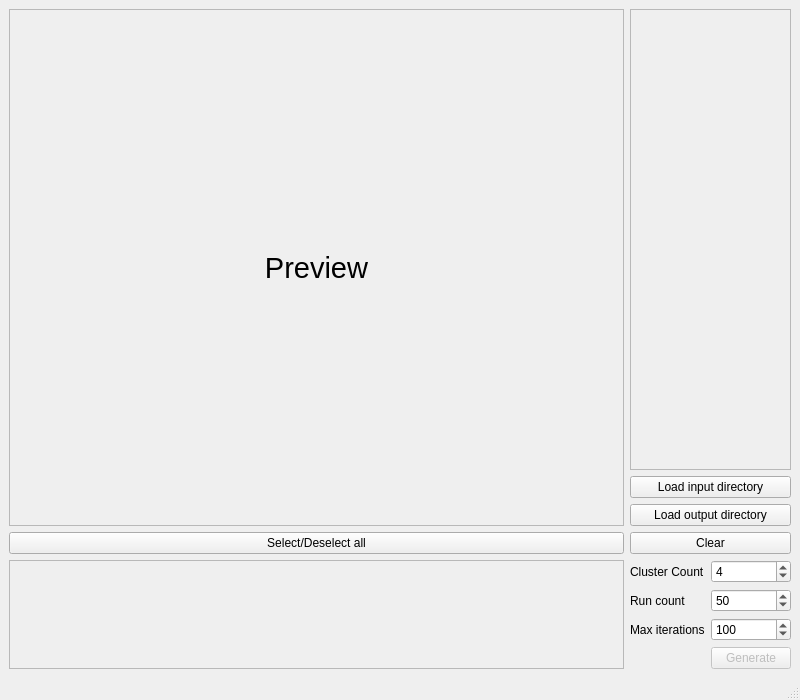
This is mainwindow.ui in HaldiH/tat as Qt 5 draws it before an edit. The edited form follows.
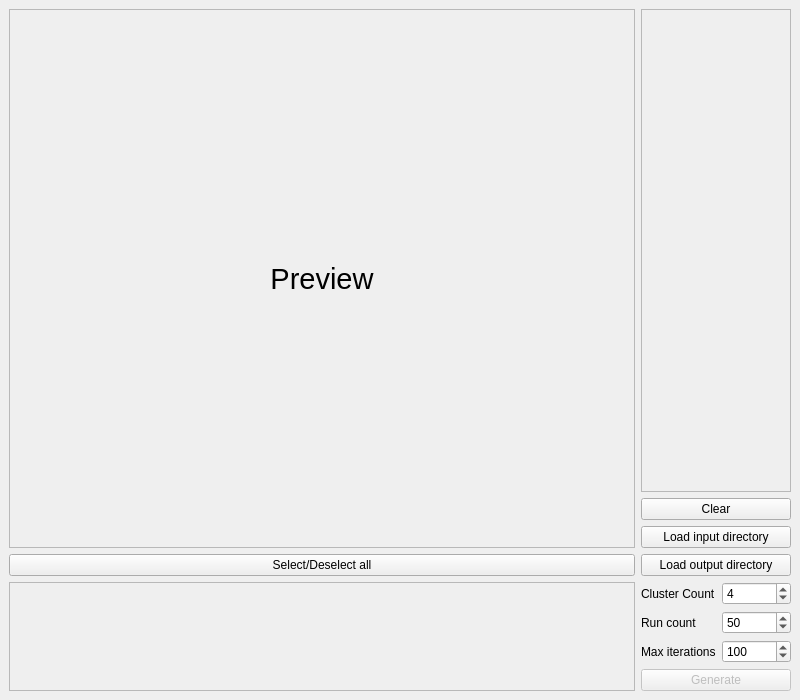
This is the edited form.

Patch:
```diff
--- a/mainwindow.ui
+++ b/mainwindow.ui
@@ -10,6 +10,12 @@
     <height>700</height>
    </rect>
   </property>
+  <property name="sizePolicy">
+   <sizepolicy hsizetype="Maximum" vsizetype="Preferred">
+    <horstretch>0</horstretch>
+    <verstretch>0</verstretch>
+   </sizepolicy>
+  </property>
   <property name="windowTitle">
    <string>MainWindow</string>
   </property>
@@ -32,38 +38,24 @@
    <property name="autoFillBackground">
     <bool>false</bool>
    </property>
-   <layout class="QGridLayout" name="gridLayout" rowstretch="0,0,0,0,0,0,0,0,0,0,0,0">
+   <layout class="QGridLayout" name="gridLayout" rowstretch="0,0,0,0,0,0,0,0,0,0,0,0,0">
     <property name="leftMargin">
      <number>9</number>
     </property>
-    <item row="2" column="6">
-     <widget class="QScrollArea" name="scrollAreaDst">
-      <property name="sizePolicy">
-       <sizepolicy hsizetype="Minimum" vsizetype="Expanding">
-        <horstretch>0</horstretch>
-        <verstretch>0</verstretch>
-       </sizepolicy>
+    <item row="3" column="6">
+     <widget class="QPushButton" name="buttonClearGenerated">
+      <property name="minimumSize">
+       <size>
+        <width>20</width>
+        <height>0</height>
+       </size>
       </property>
-      <property name="horizontalScrollBarPolicy">
-       <enum>Qt::ScrollBarAlwaysOff</enum>
+      <property name="text">
+       <string>Clear</string>
       </property>
-      <property name="widgetResizable">
-       <bool>true</bool>
-      </property>
-      <widget class="QWidget" name="scrollAreaWidgetContentsDst">
-       <property name="geometry">
-        <rect>
-         <x>0</x>
-         <y>0</y>
-         <width>386</width>
-         <height>265</height>
-        </rect>
-       </property>
-       <layout class="QVBoxLayout" name="verticalLayout"/>
-      </widget>
      </widget>
     </item>
-    <item row="11" column="6">
+    <item row="12" column="6">
      <layout class="QFormLayout" name="formLayout">
       <property name="verticalSpacing">
        <number>6</number>
@@ -71,7 +63,7 @@
       <item row="0" column="0">
        <widget class="QLabel" name="labelClusterCount">
         <property name="sizePolicy">
-         <sizepolicy hsizetype="Preferred" vsizetype="Minimum">
+         <sizepolicy hsizetype="Preferred" vsizetype="Preferred">
           <horstretch>0</horstretch>
           <verstretch>0</verstretch>
          </sizepolicy>
@@ -83,12 +75,21 @@
       </item>
       <item row="0" column="1">
        <widget class="QSpinBox" name="clusterCount">
+        <property name="sizePolicy">
+         <sizepolicy hsizetype="Preferred" vsizetype="Preferred">
+          <horstretch>0</horstretch>
+          <verstretch>0</verstretch>
+         </sizepolicy>
+        </property>
         <property name="suffix">
          <string/>
         </property>
         <property name="prefix">
          <string/>
         </property>
+        <property name="maximum">
+         <number>1000</number>
+        </property>
         <property name="value">
          <number>4</number>
         </property>
@@ -96,6 +97,12 @@
       </item>
       <item row="1" column="0">
        <widget class="QLabel" name="labelRunCount">
+        <property name="sizePolicy">
+         <sizepolicy hsizetype="Preferred" vsizetype="Preferred">
+          <horstretch>0</horstretch>
+          <verstretch>0</verstretch>
+         </sizepolicy>
+        </property>
         <property name="text">
          <string>Run count</string>
         </property>
@@ -103,6 +110,15 @@
       </item>
       <item row="1" column="1">
        <widget class="QSpinBox" name="runCount">
+        <property name="sizePolicy">
+         <sizepolicy hsizetype="Preferred" vsizetype="Preferred">
+          <horstretch>0</horstretch>
+          <verstretch>0</verstretch>
+         </sizepolicy>
+        </property>
+        <property name="maximum">
+         <number>1000</number>
+        </property>
         <property name="value">
          <number>50</number>
         </property>
@@ -111,7 +127,7 @@
       <item row="2" column="0">
        <widget class="QLabel" name="label">
         <property name="sizePolicy">
-         <sizepolicy hsizetype="Minimum" vsizetype="Preferred">
+         <sizepolicy hsizetype="Preferred" vsizetype="Preferred">
           <horstretch>0</horstretch>
           <verstretch>0</verstretch>
          </sizepolicy>
@@ -123,19 +139,31 @@
       </item>
       <item row="2" column="1">
        <widget class="QSpinBox" name="maxIterCount">
+        <property name="sizePolicy">
+         <sizepolicy hsizetype="Preferred" vsizetype="Preferred">
+          <horstretch>0</horstretch>
+          <verstretch>0</verstretch>
+         </sizepolicy>
+        </property>
         <property name="maximum">
-         <number>10000</number>
+         <number>1000</number>
         </property>
         <property name="value">
          <number>100</number>
         </property>
        </widget>
       </item>
-      <item row="3" column="1">
+      <item row="3" column="0" colspan="2">
        <widget class="QPushButton" name="buttonGenerate">
         <property name="enabled">
          <bool>false</bool>
         </property>
+        <property name="sizePolicy">
+         <sizepolicy hsizetype="Preferred" vsizetype="Preferred">
+          <horstretch>0</horstretch>
+          <verstretch>0</verstretch>
+         </sizepolicy>
+        </property>
         <property name="text">
          <string>Generate</string>
         </property>
@@ -149,7 +177,40 @@
       </item>
      </layout>
     </item>
-    <item row="11" column="0">
+    <item row="2" column="6">
+     <widget class="QScrollArea" name="scrollAreaDst">
+      <property name="sizePolicy">
+       <sizepolicy hsizetype="Minimum" vsizetype="Expanding">
+        <horstretch>0</horstretch>
+        <verstretch>0</verstretch>
+       </sizepolicy>
+      </property>
+      <property name="minimumSize">
+       <size>
+        <width>150</width>
+        <height>0</height>
+       </size>
+      </property>
+      <property name="horizontalScrollBarPolicy">
+       <enum>Qt::ScrollBarAlwaysOff</enum>
+      </property>
+      <property name="widgetResizable">
+       <bool>true</bool>
+      </property>
+      <widget class="QWidget" name="scrollAreaWidgetContentsDst">
+       <property name="geometry">
+        <rect>
+         <x>0</x>
+         <y>0</y>
+         <width>180</width>
+         <height>451</height>
+        </rect>
+       </property>
+       <layout class="QVBoxLayout" name="verticalLayout"/>
+      </widget>
+     </widget>
+    </item>
+    <item row="12" column="0">
      <widget class="QScrollArea" name="scrollAreaSrc">
       <property name="sizePolicy">
        <sizepolicy hsizetype="Expanding" vsizetype="Minimum">
@@ -160,7 +221,7 @@
       <property name="minimumSize">
        <size>
         <width>0</width>
-        <height>100</height>
+        <height>0</height>
        </size>
       </property>
       <property name="verticalScrollBarPolicy">
@@ -174,61 +235,15 @@
         <rect>
          <x>0</x>
          <y>0</y>
-         <width>386</width>
-         <height>265</height>
+         <width>592</width>
+         <height>125</height>
         </rect>
        </property>
        <layout class="QHBoxLayout" name="horizontalLayout"/>
       </widget>
      </widget>
     </item>
-    <item row="5" column="0">
-     <widget class="QPushButton" name="buttonCheckUncheck">
-      <property name="text">
-       <string>Select/Deselect all</string>
-      </property>
-     </widget>
-    </item>
-    <item row="5" column="6">
-     <widget class="QPushButton" name="buttonClearGenerated">
-      <property name="minimumSize">
-       <size>
-        <width>20</width>
-        <height>0</height>
-       </size>
-      </property>
-      <property name="text">
-       <string>Clear</string>
-      </property>
-     </widget>
-    </item>
-    <item row="3" column="6">
-     <widget class="QPushButton" name="buttonInputDir">
-      <property name="sizePolicy">
-       <sizepolicy hsizetype="Minimum" vsizetype="Minimum">
-        <horstretch>0</horstretch>
-        <verstretch>0</verstretch>
-       </sizepolicy>
-      </property>
-      <property name="text">
-       <string>Load input directory</string>
-      </property>
-     </widget>
-    </item>
-    <item row="4" column="6">
-     <widget class="QPushButton" name="buttonOutputDir">
-      <property name="sizePolicy">
-       <sizepolicy hsizetype="Minimum" vsizetype="Minimum">
-        <horstretch>0</horstretch>
-        <verstretch>0</verstretch>
-       </sizepolicy>
-      </property>
-      <property name="text">
-       <string>Load output directory</string>
-      </property>
-     </widget>
-    </item>
-    <item row="2" column="0" rowspan="3">
+    <item row="2" column="0" rowspan="4">
      <widget class="QFrame" name="imageFrame">
       <property name="sizePolicy">
        <sizepolicy hsizetype="Expanding" vsizetype="Expanding">
@@ -285,19 +300,41 @@
       </layout>
      </widget>
     </item>
+    <item row="6" column="0">
+     <widget class="QPushButton" name="buttonCheckUncheck">
+      <property name="text">
+       <string>Select/Deselect all</string>
+      </property>
+     </widget>
+    </item>
+    <item row="6" column="6">
+     <widget class="QPushButton" name="buttonOutputDir">
+      <property name="sizePolicy">
+       <sizepolicy hsizetype="Minimum" vsizetype="Minimum">
+        <horstretch>0</horstretch>
+        <verstretch>0</verstretch>
+       </sizepolicy>
+      </property>
+      <property name="text">
+       <string>Load output directory</string>
+      </property>
+     </widget>
+    </item>
+    <item row="4" column="6" rowspan="2">
+     <widget class="QPushButton" name="buttonInputDir">
+      <property name="sizePolicy">
+       <sizepolicy hsizetype="Minimum" vsizetype="Minimum">
+        <horstretch>0</horstretch>
+        <verstretch>0</verstretch>
+       </sizepolicy>
+      </property>
+      <property name="text">
+       <string>Load input directory</string>
+      </property>
+     </widget>
+    </item>
    </layout>
   </widget>
-  <widget class="QMenuBar" name="menubar">
-   <property name="geometry">
-    <rect>
-     <x>0</x>
-     <y>0</y>
-     <width>800</width>
-     <height>23</height>
-    </rect>
-   </property>
-  </widget>
-  <widget class="QStatusBar" name="statusbar"/>
  </widget>
  <resources/>
  <connections/>
```
